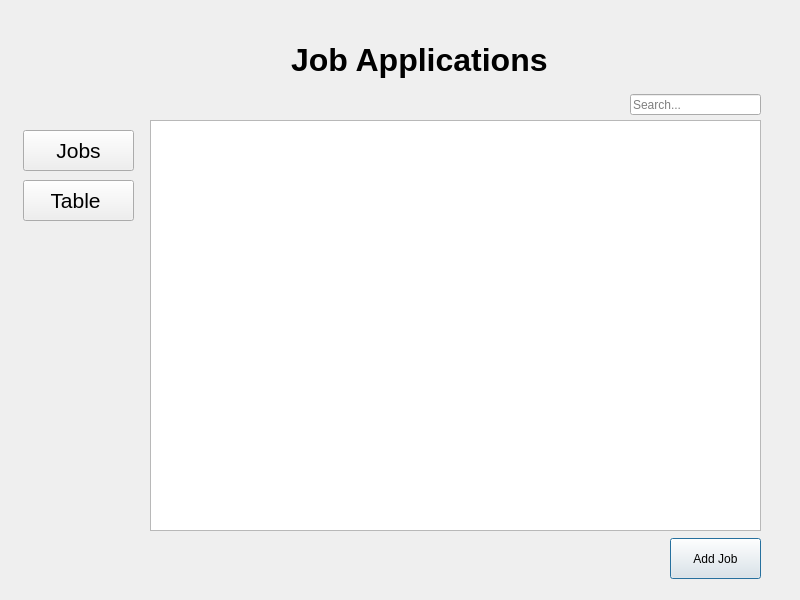
Qt form Frontend/job_status_app/designer_files/home_view.ui (Meviii/Job-Status-App) before a commit.
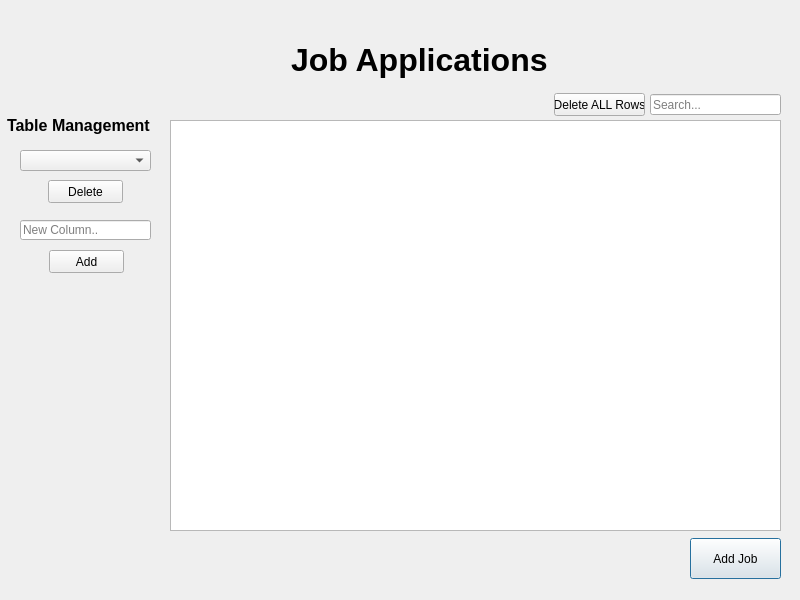
The same form after that commit.

Commit message: home mostly complete

```diff
--- a/Frontend/job_status_app/designer_files/home_view.ui
+++ b/Frontend/job_status_app/designer_files/home_view.ui
@@ -16,7 +16,7 @@
   <widget class="QWidget" name="horizontalLayoutWidget">
    <property name="geometry">
     <rect>
-     <x>149</x>
+     <x>169</x>
      <y>533</y>
      <width>511</width>
      <height>51</height>
@@ -27,7 +27,7 @@
   <widget class="QPushButton" name="add_job_button">
    <property name="geometry">
     <rect>
-     <x>670</x>
+     <x>690</x>
      <y>538</y>
      <width>91</width>
      <height>41</height>
@@ -53,7 +53,7 @@
   <widget class="QLineEdit" name="search_line">
    <property name="geometry">
     <rect>
-     <x>630</x>
+     <x>650</x>
      <y>94</y>
      <width>131</width>
      <height>21</height>
@@ -63,58 +63,6 @@
     <string>Search...</string>
    </property>
   </widget>
-  <widget class="QPushButton" name="jobs_button">
-   <property name="geometry">
-    <rect>
-     <x>23</x>
-     <y>130</y>
-     <width>111</width>
-     <height>41</height>
-    </rect>
-   </property>
-   <property name="font">
-    <font>
-     <pointsize>16</pointsize>
-     <weight>50</weight>
-     <italic>false</italic>
-     <bold>false</bold>
-    </font>
-   </property>
-   <property name="text">
-    <string>Jobs</string>
-   </property>
-  </widget>
-  <widget class="QPushButton" name="table_button">
-   <property name="geometry">
-    <rect>
-     <x>23</x>
-     <y>180</y>
-     <width>111</width>
-     <height>41</height>
-    </rect>
-   </property>
-   <property name="font">
-    <font>
-     <pointsize>16</pointsize>
-     <weight>50</weight>
-     <italic>false</italic>
-     <bold>false</bold>
-    </font>
-   </property>
-   <property name="text">
-    <string>Table </string>
-   </property>
-  </widget>
-  <widget class="QTableWidget" name="table_widget">
-   <property name="geometry">
-    <rect>
-     <x>150</x>
-     <y>120</y>
-     <width>611</width>
-     <height>411</height>
-    </rect>
-   </property>
-  </widget>
   <widget class="QLabel" name="status_label">
    <property name="geometry">
     <rect>
@@ -131,6 +79,130 @@
     <set>Qt::AlignCenter</set>
    </property>
   </widget>
+  <widget class="QScrollArea" name="scrollArea">
+   <property name="geometry">
+    <rect>
+     <x>170</x>
+     <y>120</y>
+     <width>611</width>
+     <height>411</height>
+    </rect>
+   </property>
+   <property name="widgetResizable">
+    <bool>true</bool>
+   </property>
+   <widget class="QWidget" name="scrollAreaWidgetContents">
+    <property name="geometry">
+     <rect>
+      <x>0</x>
+      <y>0</y>
+      <width>609</width>
+      <height>409</height>
+     </rect>
+    </property>
+    <widget class="QTableWidget" name="table_widget">
+     <property name="geometry">
+      <rect>
+       <x>-1</x>
+       <y>-1</y>
+       <width>611</width>
+       <height>411</height>
+      </rect>
+     </property>
+    </widget>
+   </widget>
+  </widget>
+  <widget class="QComboBox" name="columns_combo_box">
+   <property name="geometry">
+    <rect>
+     <x>20</x>
+     <y>150</y>
+     <width>131</width>
+     <height>21</height>
+    </rect>
+   </property>
+   <property name="editable">
+    <bool>false</bool>
+   </property>
+   <property name="currentText">
+    <string/>
+   </property>
+   <property name="placeholderText">
+    <string/>
+   </property>
+  </widget>
+  <widget class="QPushButton" name="column_delete_button">
+   <property name="geometry">
+    <rect>
+     <x>48</x>
+     <y>180</y>
+     <width>75</width>
+     <height>23</height>
+    </rect>
+   </property>
+   <property name="text">
+    <string>Delete</string>
+   </property>
+  </widget>
+  <widget class="QLabel" name="table_label">
+   <property name="geometry">
+    <rect>
+     <x>7</x>
+     <y>110</y>
+     <width>161</width>
+     <height>31</height>
+    </rect>
+   </property>
+   <property name="font">
+    <font>
+     <pointsize>12</pointsize>
+     <weight>75</weight>
+     <bold>true</bold>
+    </font>
+   </property>
+   <property name="text">
+    <string>Table Management</string>
+   </property>
+  </widget>
+  <widget class="QLineEdit" name="new_column_line_edit">
+   <property name="geometry">
+    <rect>
+     <x>20</x>
+     <y>220</y>
+     <width>131</width>
+     <height>20</height>
+    </rect>
+   </property>
+   <property name="placeholderText">
+    <string>New Column..</string>
+   </property>
+  </widget>
+  <widget class="QPushButton" name="add_new_col_button">
+   <property name="geometry">
+    <rect>
+     <x>49</x>
+     <y>250</y>
+     <width>75</width>
+     <height>23</height>
+    </rect>
+   </property>
+   <property name="text">
+    <string>Add</string>
+   </property>
+  </widget>
+  <widget class="QPushButton" name="delete_rows_button">
+   <property name="geometry">
+    <rect>
+     <x>554</x>
+     <y>93</y>
+     <width>91</width>
+     <height>23</height>
+    </rect>
+   </property>
+   <property name="text">
+    <string>Delete ALL Rows</string>
+   </property>
+  </widget>
  </widget>
  <resources/>
  <connections/>
```
The commit also changes 6 other files.
